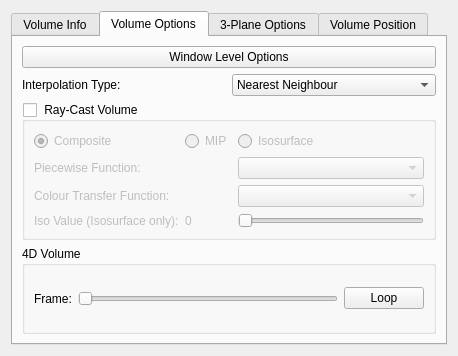
This is rtUI/volume3DOptions.ui in pengwg/vurtigo as Qt 5 draws it before an edit. The edited form follows.
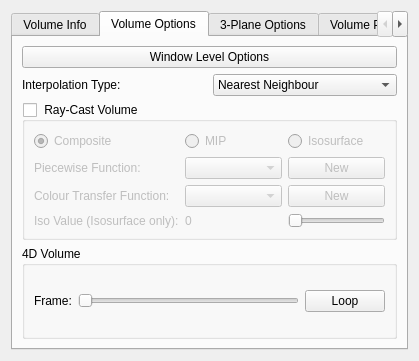
This is the edited form. The open tabs and pages were chosen to show the change.

Commit message:
Fixed assertion fail for color transfer function GUI BugID:712 Analysis:The color table tries to add an element after the current element. When the table is freshly created and the user has not yet clicked on the table there is no currrent element. Added a case to use the last element if there is no current element.
Resolution:

Reviewed by:

The edit to the form file:
```diff
--- a/rtUI/volume3DOptions.ui
+++ b/rtUI/volume3DOptions.ui
@@ -6,8 +6,8 @@
    <rect>
     <x>0</x>
     <y>0</y>
-    <width>458</width>
-    <height>356</height>
+    <width>419</width>
+    <height>361</height>
    </rect>
   </property>
   <property name="windowTitle">
@@ -93,61 +93,101 @@
             </property>
            </widget>
           </item>
-          <item row="0" column="1">
-           <widget class="QRadioButton" name="radioMIP">
-            <property name="text">
-             <string>MIP</string>
-            </property>
-           </widget>
-          </item>
-          <item row="0" column="2">
-           <widget class="QRadioButton" name="radioIsosurface">
-            <property name="text">
-             <string>Isosurface</string>
-            </property>
-           </widget>
-          </item>
-          <item row="1" column="0" colspan="2">
+          <item row="4" column="0">
            <widget class="QLabel" name="label">
             <property name="text">
              <string>Piecewise Function:</string>
             </property>
            </widget>
           </item>
-          <item row="1" column="2">
-           <widget class="QComboBox" name="comboPieceFunc"/>
-          </item>
-          <item row="2" column="0" colspan="2">
+          <item row="5" column="0">
            <widget class="QLabel" name="label_2">
             <property name="text">
              <string>Colour Transfer Function: </string>
             </property>
            </widget>
           </item>
-          <item row="2" column="2">
-           <widget class="QComboBox" name="comboCTFunc"/>
-          </item>
-          <item row="3" column="0">
+          <item row="6" column="0">
            <widget class="QLabel" name="label_5">
             <property name="text">
              <string>Iso Value (Isosurface only):</string>
             </property>
            </widget>
           </item>
-          <item row="3" column="2">
+          <item row="6" column="2">
            <widget class="QSlider" name="isoValueSlider">
             <property name="orientation">
              <enum>Qt::Horizontal</enum>
             </property>
            </widget>
           </item>
-          <item row="3" column="1">
+          <item row="6" column="1">
            <widget class="QLabel" name="isoValueLabel">
             <property name="text">
              <string>0</string>
             </property>
            </widget>
           </item>
+          <item row="4" column="1">
+           <widget class="QComboBox" name="comboPieceFunc">
+            <property name="sizePolicy">
+             <sizepolicy hsizetype="MinimumExpanding" vsizetype="Fixed">
+              <horstretch>0</horstretch>
+              <verstretch>0</verstretch>
+             </sizepolicy>
+            </property>
+           </widget>
+          </item>
+          <item row="4" column="2">
+           <widget class="QPushButton" name="newPWF">
+            <property name="sizePolicy">
+             <sizepolicy hsizetype="Preferred" vsizetype="Fixed">
+              <horstretch>0</horstretch>
+              <verstretch>0</verstretch>
+             </sizepolicy>
+            </property>
+            <property name="text">
+             <string>New</string>
+            </property>
+           </widget>
+          </item>
+          <item row="5" column="1">
+           <widget class="QComboBox" name="comboCTFunc">
+            <property name="sizePolicy">
+             <sizepolicy hsizetype="MinimumExpanding" vsizetype="Fixed">
+              <horstretch>0</horstretch>
+              <verstretch>0</verstretch>
+             </sizepolicy>
+            </property>
+           </widget>
+          </item>
+          <item row="5" column="2">
+           <widget class="QPushButton" name="newCTF">
+            <property name="sizePolicy">
+             <sizepolicy hsizetype="Preferred" vsizetype="Fixed">
+              <horstretch>0</horstretch>
+              <verstretch>0</verstretch>
+             </sizepolicy>
+            </property>
+            <property name="text">
+             <string>New</string>
+            </property>
+           </widget>
+          </item>
+          <item row="0" column="2">
+           <widget class="QRadioButton" name="radioIsosurface">
+            <property name="text">
+             <string>Isosurface</string>
+            </property>
+           </widget>
+          </item>
+          <item row="0" column="1">
+           <widget class="QRadioButton" name="radioMIP">
+            <property name="text">
+             <string>MIP</string>
+            </property>
+           </widget>
+          </item>
          </layout>
         </widget>
        </item>
```
Left out of the diff: 2 changed lines with no effect on the pictures. The commit also changes 3 other files.
